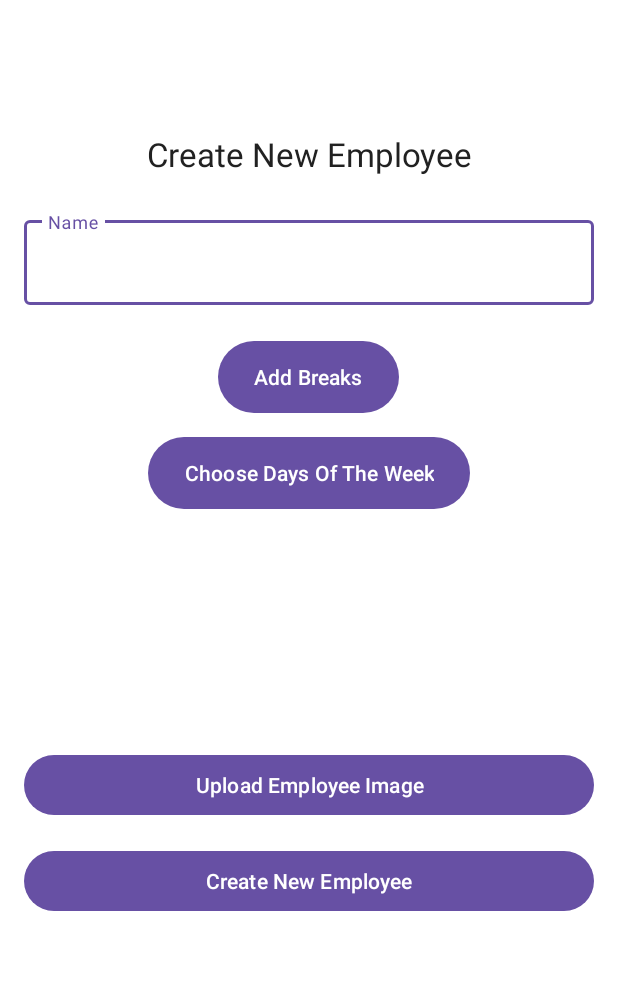
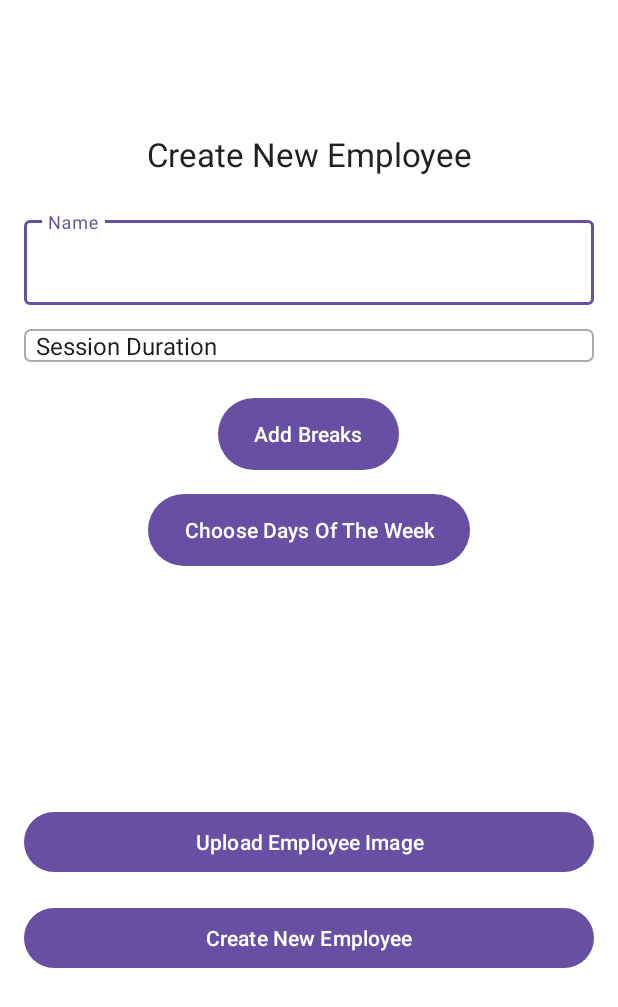
Before and after one commit to Razaranyi/AppointmentAppFE, an Android app: the CreateNewEmployeeActivity screen opened directly, with no data from a screen before it, on a phone screen of 412 x 824 dp. Shown: the top 1007 px of the screen. Run offline under Robolectric (Android 15) with nearby library versions, the phone set to English and light mode, and no system bars.

Commit message:
add duration button without style

```diff
--- a/app/src/main/java/com/example/eassyappointmentfe/businessActivity/CreateBranchActivity.java
+++ b/app/src/main/java/com/example/eassyappointmentfe/businessActivity/CreateBranchActivity.java
@@ -174,7 +174,7 @@ public class CreateBranchActivity extends AppCompatActivity {
         try {
             String response = result.get();  // Blocks until the response is available
             JSONObject jsonResponse = new JSONObject(response);
-            return jsonResponse.getJSONObject("data").getString("id");  // Assuming 'data' is the correct key
+            return jsonResponse.getJSONObject("data").getString("id");
         } catch (ExecutionException | InterruptedException | JSONException e) {
             Log.e("CreateBranchActivity", "Exception: ", e);
             return null;
--- a/app/src/main/java/com/example/eassyappointmentfe/businessActivity/CreateNewEmployeeActivity.java
+++ b/app/src/main/java/com/example/eassyappointmentfe/businessActivity/CreateNewEmployeeActivity.java
@@ -3,10 +3,13 @@ package com.example.eassyappointmentfe.businessActivity;
 import static com.example.eassyappointmentfe.util.NetworkUtils.processResponse;
 
 import android.os.Bundle;
+import android.view.MotionEvent;
 import android.view.View;
+import android.widget.ArrayAdapter;
 import android.widget.Button;
 import android.widget.EditText;
 import android.widget.ImageView;
+import android.widget.Spinner;
 import android.widget.Toast;
 
 import androidx.appcompat.app.AppCompatActivity;
@@ -33,6 +36,7 @@ import java.util.concurrent.Future;
 public class CreateNewEmployeeActivity extends AppCompatActivity {
     private final Boolean[] daysOfTheWeek = new Boolean[7];
     private EditText employeeNameInput;
+    private Spinner sessionDurationInput;
     private ImageView employeeImageView;
     private Button addMoreBreaksButton;
     private Button chooseDaysButton;
@@ -50,10 +54,12 @@ public class CreateNewEmployeeActivity extends AppCompatActivity {
         chooseDaysButton = findViewById(R.id.chooseDaysButton);
         uploadEmployeeImageButton = findViewById(R.id.uploadEmployeeImageButton);
         createEmployeeButton = findViewById(R.id.createEmployeeButton);
+        sessionDurationInput = findViewById(R.id.sessionDurationInput);
 
         setupAddMoreBreaksButton();
         setupDaysOfTheWeekButton();
         setupCreateEmployeeButton();
+        setSpinnerButton();
     }
 
     private void setupAddMoreBreaksButton() {
@@ -94,6 +100,22 @@ public class CreateNewEmployeeActivity extends AppCompatActivity {
             }
             employeeData.put("breakHour", breaksArray);
 
+            // Check if a session duration has been selected
+            String selectedDuration = sessionDurationInput.getSelectedItem().toString();
+            if (!selectedDuration.equals("Session Duration")) {
+                // Get the selected item's position
+                int selectedPosition = sessionDurationInput.getSelectedItemPosition();
+                // Get the corresponding value from the session_duration array
+                String[] sessionDurations = getResources().getStringArray(R.array.session_duration);
+                selectedDuration = sessionDurations[selectedPosition];
+            } else {
+                // If no duration has been selected, treat as null
+                selectedDuration = null;
+            }
+            // Use the selected duration
+            employeeData.put("sessionDuration", selectedDuration);
+
+
             JSONObject rootObject = new JSONObject();
             rootObject.put("data", employeeData);
 
@@ -111,7 +133,7 @@ public class CreateNewEmployeeActivity extends AppCompatActivity {
 
     private void sendEmployeeData(JSONObject employeeData) throws JSONException, ExecutionException, InterruptedException {
         String businessId = getBusinessId();
-        String branchId = getBranchId(businessId, "Alon_Branch");
+        String branchId = getBranchId(businessId, "Alon branc");
 
         Thread thread = new Thread(() -> {
             JSONObject response = NetworkUtils.performPostRequest(
@@ -168,5 +190,22 @@ public class CreateNewEmployeeActivity extends AppCompatActivity {
         }
     }
 
+   private void setSpinnerButton() {
+    // Set the initial text of the Spinner
+    List<String> initialList = new ArrayList<>();
+    initialList.add("Session Duration");
+    ArrayAdapter<String> adapter = new ArrayAdapter<>(this, android.R.layout.simple_spinner_item, initialList);
+    sessionDurationInput.setAdapter(adapter);
+
+    // Populate the Spinner with the actual durations when it is clicked
+    sessionDurationInput.setOnTouchListener((v, event) -> {
+        if (event.getAction() == MotionEvent.ACTION_UP) {
+            String[] sessionDurations = getResources().getStringArray(R.array.session_duration_display);
+            ArrayAdapter<String> newAdapter = new ArrayAdapter<>(this, android.R.layout.simple_spinner_item, sessionDurations);
+            sessionDurationInput.setAdapter(newAdapter);
+        }
+        return false;
+    });
+}
 
 }
--- a/app/src/main/java/com/example/eassyappointmentfe/businessActivity/DayOfWeekSelectorDialogFragment.java
+++ b/app/src/main/java/com/example/eassyappointmentfe/businessActivity/DayOfWeekSelectorDialogFragment.java
@@ -35,7 +35,7 @@ public class DayOfWeekSelectorDialogFragment extends DialogFragment {
     public View onCreateView(LayoutInflater inflater, @Nullable ViewGroup container, @Nullable Bundle savedInstanceState) {
         View v = inflater.inflate(R.layout.fragment_day_of_week_selector, container, false);
         LinearLayout dialogLayout = v.findViewById(R.id.daysLayout);
-        String[] daysOfWeek = {"Sunday", "Monday", "Tuesday", "Wednesday", "Thursday", "Friday", "Saturday"};
+        String[] daysOfWeek = { "Monday", "Tuesday", "Wednesday", "Thursday", "Friday", "Saturday", "Sunday"};
         checkBoxes = new CheckBox[daysOfWeek.length];
         for (int i = 0; i < checkBoxes.length; i++) {
             checkBoxes[i] = new CheckBox(getContext());
--- /dev/null
+++ b/app/src/main/res/drawable/spinner_outline.xml
@@ -0,0 +1,6 @@
+<?xml version="1.0" encoding="utf-8"?>
+<shape xmlns:android="http://schemas.android.com/apk/res/android">
+    <solid android:color="@android:color/transparent" />
+    <stroke android:width="1dp" android:color="@android:color/darker_gray" />
+    <corners android:radius="4dp" />
+</shape>
--- a/app/src/main/res/layout/activity_create_new_employee.xml
+++ b/app/src/main/res/layout/activity_create_new_employee.xml
@@ -45,6 +45,22 @@
                 android:paddingEnd="16dp"/>
         </com.google.android.material.textfield.TextInputLayout>
 
+        <!-- Employee session duration Input -->
+        <com.google.android.material.textfield.TextInputLayout
+            style="@style/Widget.MaterialComponents.TextInputLayout.OutlinedBox"
+            android:layout_width="match_parent"
+            android:layout_height="wrap_content"
+            android:layout_marginBottom="16dp">
+
+            <Spinner
+                android:id="@+id/sessionDurationInput"
+                android:layout_width="match_parent"
+                android:layout_height="wrap_content"
+                android:spinnerMode="dropdown"
+                android:background="@drawable/spinner_outline"/>
+
+        </com.google.android.material.textfield.TextInputLayout>
+
         <!-- Add More Breaks Button -->
         <Button
             android:id="@+id/addMoreBreaksButton"
@@ -56,6 +72,8 @@
             android:layout_marginTop="8dp"
             android:layout_marginBottom="16dp"
             android:layout_gravity="center_horizontal"/>
+
+
 
         <!-- Choose Days Of The Week Button -->
         <Button
--- a/app/src/main/res/values/arrays.xml
+++ b/app/src/main/res/values/arrays.xml
@@ -1,4 +1,26 @@
 <?xml version="1.0" encoding="utf-8"?>
 <resources>
-    <string-array name="business_categories_array">Business categories</string-array>
+    <string-array name="business_categories_array">
+        <item>Business categories</item>
+    </string-array>
+    <string-array name="session_duration">
+        <item>15</item>
+        <item>30</item>
+        <item>45</item>
+        <item>60</item>
+        <item>75</item>
+        <item>90</item>
+        <item>105</item>
+        <item>120</item>
+    </string-array>
+    <string-array name="session_duration_display">
+        <item>15 Minutes</item>
+        <item>30 Minutes</item>
+        <item>45 Minutes</item>
+        <item>60 Minutes</item>
+        <item>75 Minutes</item>
+        <item>90 Minutes</item>
+        <item>105 Minutes</item>
+        <item>120 Minutes</item>
+    </string-array>
 </resources>
```
Also changed, not shown: app/src/main/java/com/example/eassyappointmentfe/util/TimePickUtils.java (added, +8 -0 lines), app/src/main/res/drawable/dropdown_arrow.xml (added, +8 -0 lines), app/src/main/res/drawable/spinner_background.xml (added, +10 -0 lines). Lines whose indentation alone changed are shown as unchanged.
